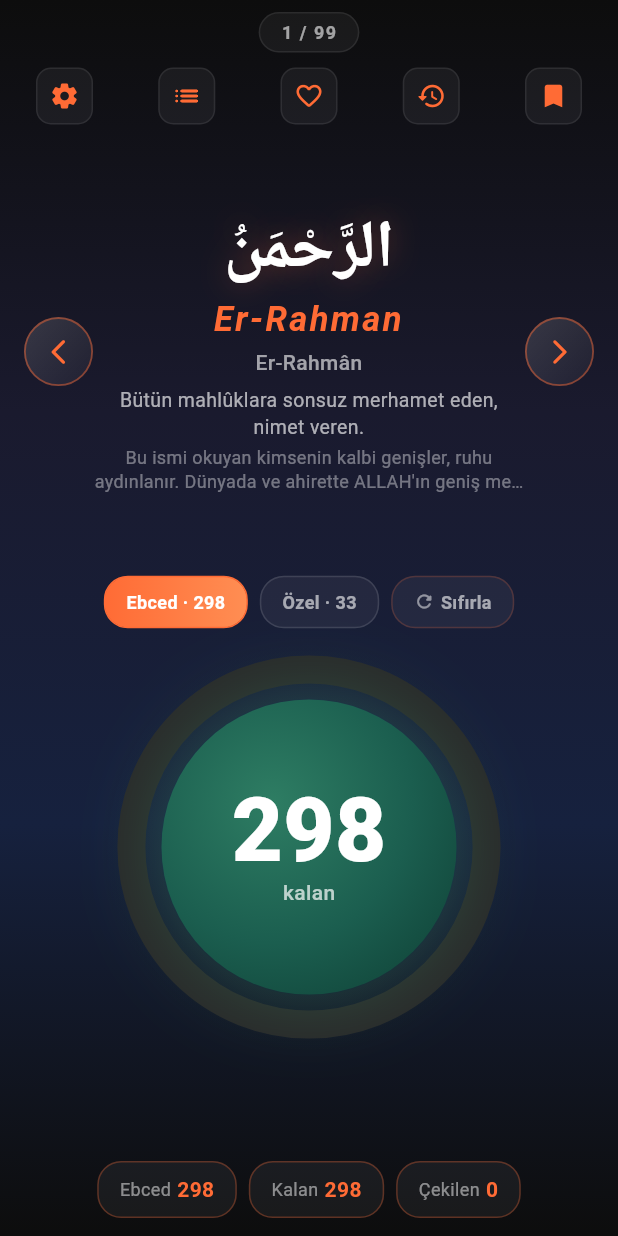
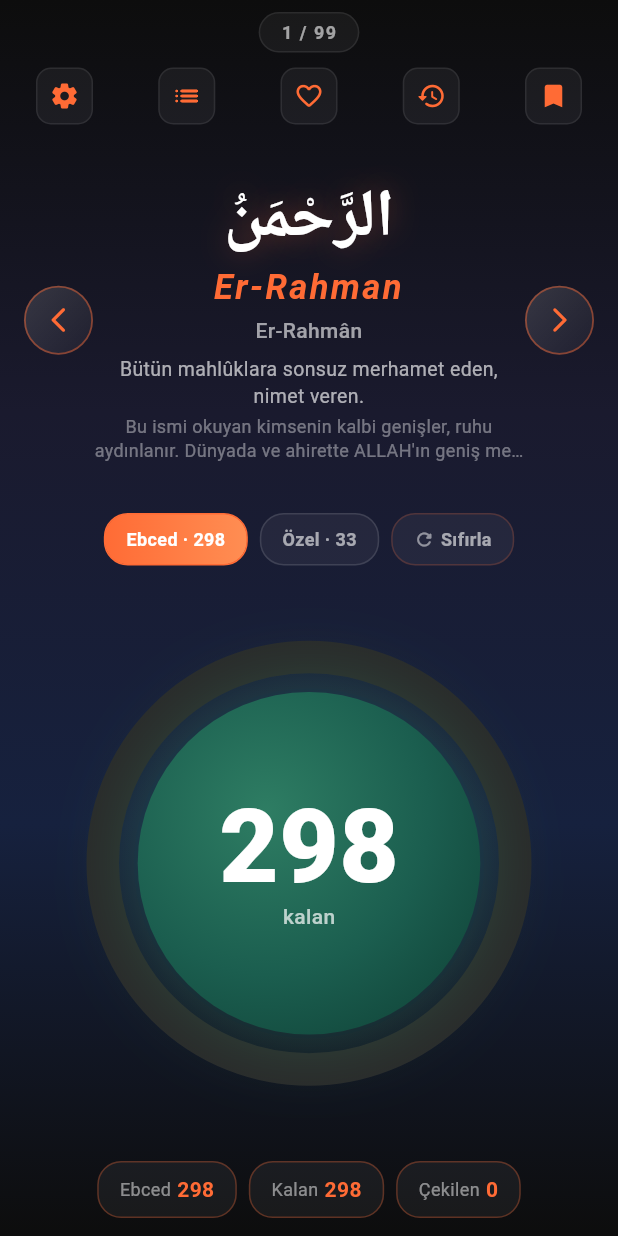
Before and after one commit to BrkSmrknt/esmaulhusna, a Flutter app: the screen it shows after launch, on a phone screen of 412 x 824 dp. Run offline on Flutter 3.47's test engine with Material 3 defaults, Android fonts, the phone set to English and light mode, and no system bars; our stand-ins replace shared_preferences.

Commit message:
Zikir butonunu hedef ve bilgi satırları arasında ortala, çapını büyüt
- Butonun alt/üst boşlukları eşitlenerek üstteki Ebced/Özel/Sıfırla satırı
  ile alttaki Ebced/Kalan/Çekilen çipleri arasında dikeyde tam ortalandı
- Buton çapı büyütüldü (min genişlik×0.72 / yükseklik×0.38, sınırlar 180-360)

Co-Authored-By: Claude Opus 4.8 <noreply@anthropic.com>

```diff
--- a/lib/screens/zikir_screen.dart
+++ b/lib/screens/zikir_screen.dart
@@ -366,8 +366,8 @@ class _ZikirScreenState extends State<ZikirScreen>
               // genişlikte kalır; telefonlarda tüm genişlik kullanılır.
               final contentWidth = math.min(w, 520.0);
               final buttonSize = math
-                  .min(contentWidth * 0.62, h * 0.34)
-                  .clamp(160.0, 330.0)
+                  .min(contentWidth * 0.72, h * 0.38)
+                  .clamp(180.0, 360.0)
                   .toDouble();
               final innerSize = buttonSize * 0.77;
               final arabicFont = (h * 0.054).clamp(30.0, 56.0).toDouble();
@@ -385,7 +385,9 @@ class _ZikirScreenState extends State<ZikirScreen>
                       _buildNameSection(arabicFont, latinFont, isSmall),
                       const Spacer(flex: 2),
                       _buildTargetRow(isSmall),
-                      SizedBox(height: h * 0.022),
+                      // Buton, üstteki hedef satırı ile alttaki bilgi çipleri
+                      // arasında dikeyde tam ortalanır (eşit esnek boşluklar).
+                      const Spacer(flex: 3),
                       _buildZikirButton(
                           progress, buttonSize, innerSize, remainFont, isSmall),
                       const Spacer(flex: 3),
```
